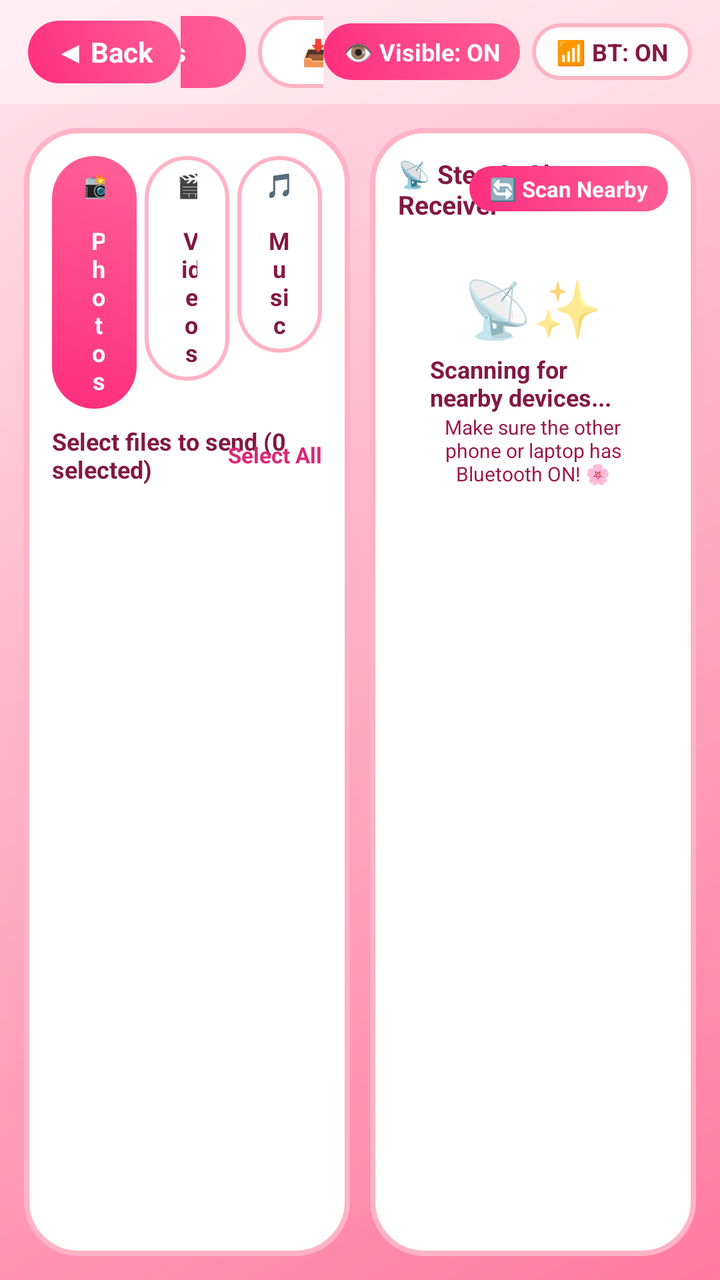
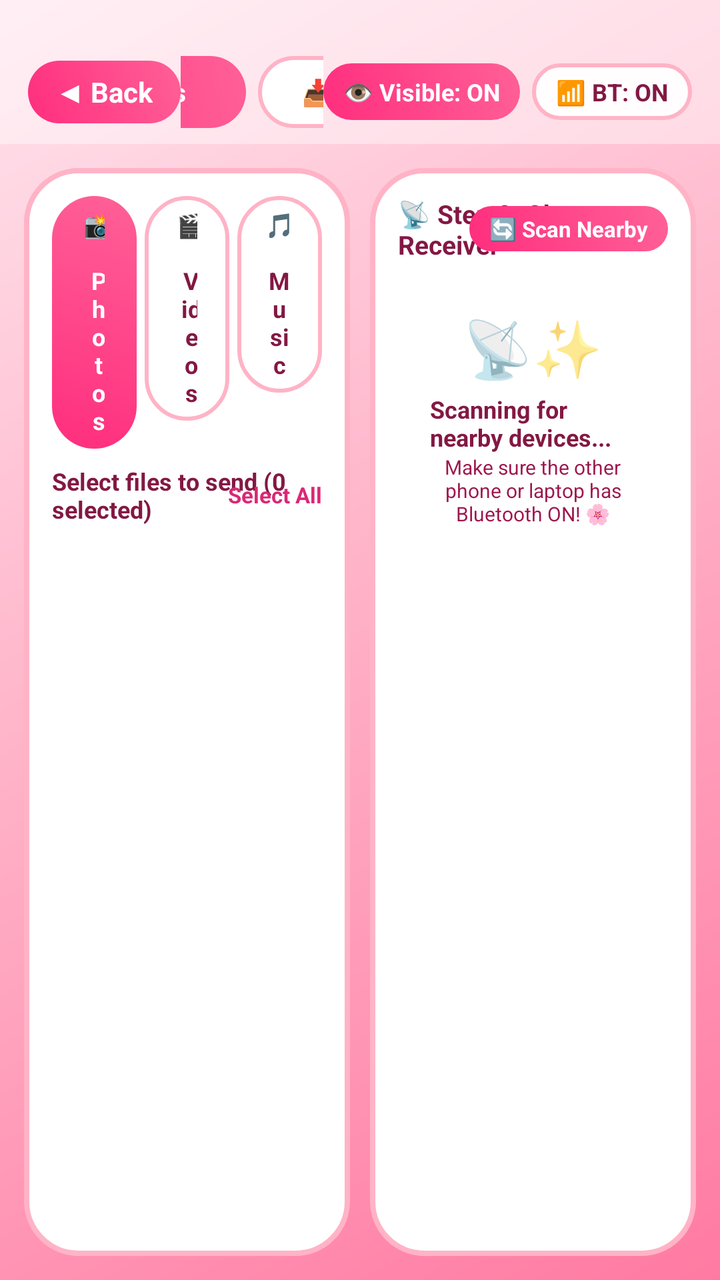

Two renders of the same Android screen: before a commit and after it. Below are the layout's source before the change and the commit's diff.
<!-- AndroidManifest.xml: activity theme Theme.KidsLauncher.Fullscreen -->
<!-- res/layout/activity_melody_quick_share.xml -->
<?xml version="1.0" encoding="utf-8"?>
<RelativeLayout xmlns:android="http://schemas.android.com/apk/res/android"
    android:layout_width="match_parent"
    android:layout_height="match_parent"
    android:background="@drawable/bg_melody_sky">

    
    <LinearLayout
        android:id="@+id/layout_share_header"
        android:layout_width="match_parent"
        android:layout_height="wrap_content"
        android:orientation="horizontal"
        android:gravity="center_vertical"
        android:paddingHorizontal="14dp"
        android:paddingVertical="8dp"
        android:background="#66FFFFFF"
        android:layout_alignParentTop="true">

        <TextView
            android:id="@+id/btn_share_back"
            android:layout_width="wrap_content"
            android:layout_height="wrap_content"
            android:text="◀ Back"
            android:textColor="#FFFFFF"
            android:textSize="14sp"
            android:textStyle="bold"
            android:background="@drawable/bg_melody_chip_selected"
            android:paddingHorizontal="14dp"
            android:paddingVertical="6dp"
            android:clickable="true"
            android:focusable="true" />

        
        <LinearLayout
            android:layout_width="0dp"
            android:layout_height="wrap_content"
            android:layout_weight="1"
            android:gravity="center"
            android:orientation="horizontal">

            <TextView
                android:id="@+id/tab_mode_send"
                android:layout_width="140dp"
                android:layout_height="36dp"
                android:gravity="center"
                android:text="📤 Send Files"
                android:textColor="#FFFFFF"
                android:textSize="13sp"
                android:textStyle="bold"
                android:background="@drawable/bg_melody_chip_selected"
                android:layout_marginEnd="6dp"
                android:clickable="true"
                android:focusable="true" />

            <TextView
                android:id="@+id/tab_mode_receive"
                android:layout_width="140dp"
                android:layout_height="36dp"
                android:gravity="center"
                android:text="📥 Receive Files"
                android:textColor="#831843"
                android:textSize="13sp"
                android:textStyle="bold"
                android:background="@drawable/bg_melody_chip_unselected"
                android:clickable="true"
                android:focusable="true" />
        </LinearLayout>

        <LinearLayout
            android:layout_width="wrap_content"
            android:layout_height="wrap_content"
            android:orientation="horizontal">

            <TextView
                android:id="@+id/btn_visibility_toggle"
                android:layout_width="wrap_content"
                android:layout_height="wrap_content"
                android:text="👁️ Visible: ON"
                android:textColor="#FFFFFF"
                android:textSize="12sp"
                android:textStyle="bold"
                android:background="@drawable/bg_melody_chip_selected"
                android:paddingHorizontal="10dp"
                android:paddingVertical="6dp"
                android:layout_marginEnd="6dp"
                android:clickable="true"
                android:focusable="true" />

            <TextView
                android:id="@+id/btn_bt_toggle"
                android:layout_width="wrap_content"
                android:layout_height="wrap_content"
                android:text="📶 BT: ON"
                android:textColor="#831843"
                android:textSize="12sp"
                android:textStyle="bold"
                android:background="@drawable/bg_melody_pill"
                android:paddingHorizontal="12dp"
                android:paddingVertical="6dp"
                android:clickable="true"
                android:focusable="true" />
        </LinearLayout>
    </LinearLayout>

    
    <LinearLayout
        android:id="@+id/layout_mode_send_container"
        android:layout_width="match_parent"
        android:layout_height="match_parent"
        android:orientation="horizontal"
        android:layout_below="@id/layout_share_header"
        android:padding="12dp"
        android:visibility="visible">

        
        <LinearLayout
            android:layout_width="0dp"
            android:layout_height="match_parent"
            android:layout_weight="1.0"
            android:orientation="vertical"
            android:background="@drawable/bg_melody_card"
            android:padding="14dp"
            android:layout_marginEnd="10dp">

            
            <LinearLayout
                android:layout_width="match_parent"
                android:layout_height="wrap_content"
                android:orientation="horizontal"
                android:layout_marginBottom="8dp">

                <TextView
                    android:id="@+id/chip_share_photos"
                    android:layout_width="0dp"
                    android:layout_height="wrap_content"
                    android:layout_weight="1"
                    android:gravity="center"
                    android:text="📸 Photos"
                    android:textColor="#FFFFFF"
                    android:textSize="12sp"
                    android:textStyle="bold"
                    android:background="@drawable/bg_melody_chip_selected"
                    android:paddingVertical="6dp"
                    android:layout_marginEnd="4dp"
                    android:clickable="true"
                    android:focusable="true" />

                <TextView
                    android:id="@+id/chip_share_videos"
                    android:layout_width="0dp"
                    android:layout_height="wrap_content"
                    android:layout_weight="1"
                    android:gravity="center"
                    android:text="🎬 Videos"
                    android:textColor="#831843"
                    android:textSize="12sp"
                    android:textStyle="bold"
                    android:background="@drawable/bg_melody_chip_unselected"
                    android:paddingVertical="6dp"
                    android:layout_marginEnd="4dp"
                    android:clickable="true"
                    android:focusable="true" />

                <TextView
                    android:id="@+id/chip_share_music"
                    android:layout_width="0dp"
                    android:layout_height="wrap_content"
                    android:layout_weight="1"
                    android:gravity="center"
                    android:text="🎵 Music"
                    android:textColor="#831843"
                    android:textSize="12sp"
                    android:textStyle="bold"
                    android:background="@drawable/bg_melody_chip_unselected"
                    android:paddingVertical="6dp"
                    android:clickable="true"
                    android:focusable="true" />
            </LinearLayout>

            
            <RelativeLayout
                android:layout_width="match_parent"
                android:layout_height="wrap_content"
                android:layout_marginBottom="6dp">

                <TextView
                    android:id="@+id/tv_selected_count"
                    android:layout_width="wrap_content"
                    android:layout_height="wrap_content"
                    android:layout_alignParentStart="true"
                    android:layout_centerVertical="true"
                    android:text="Select files to send (0 selected)"
                    android:textColor="#831843"
                    android:textSize="12sp"
                    android:textStyle="bold" />

                <TextView
                    android:id="@+id/btn_share_select_all"
                    android:layout_width="wrap_content"
                    android:layout_height="wrap_content"
                    android:layout_alignParentEnd="true"
                    android:layout_centerVertical="true"
                    android:text="Select All"
                    android:textColor="#DB2777"
                    android:textSize="11sp"
                    android:textStyle="bold"
                    android:clickable="true"
                    android:focusable="true" />
            </RelativeLayout>

            
            <androidx.recyclerview.widget.RecyclerView
                android:id="@+id/rv_share_files"
                android:layout_width="match_parent"
                android:layout_height="0dp"
                android:layout_weight="1"
                android:scrollbars="vertical" />
        </LinearLayout>

        
        <LinearLayout
            android:layout_width="0dp"
            android:layout_height="match_parent"
            android:layout_weight="1.0"
            android:orientation="vertical"
            android:background="@drawable/bg_melody_card"
            android:padding="14dp">

            
            <RelativeLayout
                android:layout_width="match_parent"
                android:layout_height="wrap_content"
                android:layout_marginBottom="8dp">

                <TextView
                    android:layout_width="wrap_content"
                    android:layout_height="wrap_content"
                    android:layout_alignParentStart="true"
                    android:layout_centerVertical="true"
                    android:text="📡 Step 2: Choose Receiver"
                    android:textColor="#831843"
                    android:textSize="13sp"
                    android:textStyle="bold" />

                <TextView
                    android:id="@+id/btn_scan_radar"
                    android:layout_width="wrap_content"
                    android:layout_height="wrap_content"
                    android:layout_alignParentEnd="true"
                    android:layout_centerVertical="true"
                    android:text="🔄 Scan Nearby"
                    android:textColor="#FFFFFF"
                    android:textSize="11sp"
                    android:textStyle="bold"
                    android:background="@drawable/bg_melody_chip_selected"
                    android:paddingHorizontal="10dp"
                    android:paddingVertical="4dp"
                    android:clickable="true"
                    android:focusable="true" />
            </RelativeLayout>

            
            <LinearLayout
                android:id="@+id/layout_empty_devices"
                android:layout_width="match_parent"
                android:layout_height="wrap_content"
                android:orientation="vertical"
                android:gravity="center"
                android:padding="16dp"
                android:layout_marginBottom="8dp">

                <TextView
                    android:layout_width="wrap_content"
                    android:layout_height="wrap_content"
                    android:text="📡✨"
                    android:textSize="28sp"
                    android:layout_marginBottom="4dp" />

                <TextView
                    android:layout_width="wrap_content"
                    android:layout_height="wrap_content"
                    android:text="Scanning for nearby devices..."
                    android:textColor="#831843"
                    android:textSize="12sp"
                    android:textStyle="bold" />

                <TextView
                    android:layout_width="wrap_content"
                    android:layout_height="wrap_content"
                    android:text="Make sure the other phone or laptop has Bluetooth ON! 🌸"
                    android:textColor="#9D174D"
                    android:textSize="10sp"
                    android:gravity="center" />
            </LinearLayout>

            
            <androidx.recyclerview.widget.RecyclerView
                android:id="@+id/rv_nearby_devices"
                android:layout_width="match_parent"
                android:layout_height="match_parent"
                android:scrollbars="vertical" />
        </LinearLayout>
    </LinearLayout>

    
    <LinearLayout
        android:id="@+id/layout_mode_receive_container"
        android:layout_width="match_parent"
        android:layout_height="match_parent"
        android:orientation="horizontal"
        android:layout_below="@id/layout_share_header"
        android:padding="12dp"
        android:visibility="gone">

        
        <ScrollView
            android:layout_width="0dp"
            android:layout_height="match_parent"
            android:layout_weight="1.0"
            android:background="@drawable/bg_melody_card"
            android:padding="14dp"
            android:layout_marginEnd="10dp"
            android:fillViewport="true">

            <LinearLayout
                android:layout_width="match_parent"
                android:layout_height="wrap_content"
                android:orientation="vertical"
                android:gravity="center_horizontal">

                
                <FrameLayout
                    android:layout_width="90dp"
                    android:layout_height="90dp"
                    android:layout_marginBottom="8dp">

                    <View
                        android:layout_width="90dp"
                        android:layout_height="90dp"
                        android:background="@drawable/bg_avatar_circle" />

                    <TextView
                        android:layout_width="wrap_content"
                        android:layout_height="wrap_content"
                        android:layout_gravity="center"
                        android:text="🐰📡"
                        android:textSize="36sp" />
                </FrameLayout>

                <TextView
                    android:id="@+id/tv_my_device_name"
                    android:layout_width="wrap_content"
                    android:layout_height="wrap_content"
                    android:text="🌸 Bluetooth: Kids_tablet"
                    android:textColor="#831843"
                    android:textSize="16sp"
                    android:textStyle="bold"
                    android:layout_marginBottom="2dp" />

                <TextView
                    android:id="@+id/tv_receive_status_badge"
                    android:layout_width="wrap_content"
                    android:layout_height="wrap_content"
                    android:text="🟢 Ready to Receive Incoming Files"
                    android:textColor="#059669"
                    android:textSize="11sp"
                    android:textStyle="bold"
                    android:background="@drawable/bg_melody_pill"
                    android:paddingHorizontal="10dp"
                    android:paddingVertical="4dp"
                    android:layout_marginBottom="10dp" />

                
                <TextView
                    android:id="@+id/btn_make_discoverable"
                    android:layout_width="match_parent"
                    android:layout_height="wrap_content"
                    android:gravity="center"
                    android:text="💡 Make Discoverable (5 Mins)"
                    android:textColor="#FFFFFF"
                    android:textSize="12sp"
                    android:textStyle="bold"
                    android:background="@drawable/bg_melody_chip_selected"
                    android:paddingVertical="9dp"
                    android:clickable="true"
                    android:focusable="true"
                    android:layout_marginBottom="6dp" />

                
                <TextView
                    android:id="@+id/btn_open_bt_settings"
                    android:layout_width="match_parent"
                    android:layout_height="wrap_content"
                    android:gravity="center"
                    android:text="⚙️ Open Android Bluetooth Settings"
                    android:textColor="#831843"
                    android:textSize="12sp"
                    android:textStyle="bold"
                    android:background="@drawable/bg_melody_chip_unselected"
                    android:paddingVertical="9dp"
                    android:clickable="true"
                    android:focusable="true"
                    android:layout_marginBottom="10dp" />

                
                <LinearLayout
                    android:layout_width="match_parent"
                    android:layout_height="wrap_content"
                    android:orientation="vertical"
                    android:background="@drawable/bg_melody_pill"
                    android:padding="10dp">

                    <TextView
                        android:layout_width="wrap_content"
                        android:layout_height="wrap_content"
                        android:text="📱 How to Send from your Phone:"
                        android:textColor="#831843"
                        android:textSize="11sp"
                        android:textStyle="bold"
                        android:layout_marginBottom="4dp" />

                    <TextView
                        android:id="@+id/tv_bt_guide_text"
                        android:layout_width="wrap_content"
                        android:layout_height="wrap_content"
                        android:text="1️⃣ Tap 'Make Discoverable' or 'Open Settings' above.\n2️⃣ On your Phone, select files > Share > Bluetooth > choose 'Kids_tablet'.\n3️⃣ On this tablet, pull down the top notification bar and tap 'Accept'!"
                        android:textColor="#9D174D"
                        android:textSize="10sp"
                        android:lineSpacingExtra="2dp" />
                </LinearLayout>
            </LinearLayout>
        </ScrollView>

        
        <LinearLayout
            android:layout_width="0dp"
            android:layout_height="match_parent"
            android:layout_weight="1.2"
            android:orientation="vertical"
            android:background="@drawable/bg_melody_card"
            android:padding="14dp">

            
            <LinearLayout
                android:layout_width="match_parent"
                android:layout_height="wrap_content"
                android:orientation="vertical"
                android:background="@drawable/bg_melody_pill"
                android:padding="10dp"
                android:layout_marginBottom="10dp">

                <RelativeLayout
                    android:layout_width="match_parent"
                    android:layout_height="wrap_content"
                    android:layout_marginBottom="6dp">

                    <TextView
                        android:layout_width="wrap_content"
                        android:layout_height="wrap_content"
                        android:layout_alignParentStart="true"
                        android:layout_centerVertical="true"
                        android:text="⚡ High-Speed Wi-Fi Drop (50 MB/s)"
                        android:textColor="#831843"
                        android:textSize="12sp"
                        android:textStyle="bold" />

                    <TextView
                        android:id="@+id/tv_web_drop_badge"
                        android:layout_width="wrap_content"
                        android:layout_height="wrap_content"
                        android:layout_alignParentEnd="true"
                        android:layout_centerVertical="true"
                        android:text="📷 Scan QR Code"
                        android:textColor="#DB2777"
                        android:textSize="10sp"
                        android:textStyle="bold" />
                </RelativeLayout>

                
                <LinearLayout
                    android:layout_width="match_parent"
                    android:layout_height="wrap_content"
                    android:orientation="horizontal"
                    android:gravity="center_vertical">

                    
                    <FrameLayout
                        android:layout_width="106dp"
                        android:layout_height="106dp"
                        android:background="@drawable/bg_qr_white_card"
                        android:padding="4dp"
                        android:layout_marginEnd="12dp">

                        <ImageView
                            android:id="@+id/iv_web_drop_qr"
                            android:layout_width="match_parent"
                            android:layout_height="match_parent"
                            android:scaleType="fitCenter"
                            android:contentDescription="Web Drop QR Code" />

                        <ProgressBar
                            android:id="@+id/pb_qr_loading"
                            android:layout_width="32dp"
                            android:layout_height="32dp"
                            android:layout_gravity="center"
                            android:visibility="gone" />
                    </FrameLayout>

                    
                    <LinearLayout
                        android:layout_width="0dp"
                        android:layout_height="wrap_content"
                        android:layout_weight="1"
                        android:orientation="vertical">

                        <TextView
                            android:id="@+id/tv_web_drop_url"
                            android:layout_width="wrap_content"
                            android:layout_height="wrap_content"
                            android:text="http://192.168.1.x:8989"
                            android:textColor="#DB2777"
                            android:textSize="13sp"
                            android:textStyle="bold"
                            android:layout_marginBottom="4dp" />

                        <TextView
                            android:layout_width="wrap_content"
                            android:layout_height="wrap_content"
                            android:text="📷 Point phone camera at QR code to open file drop instantly!"
                            android:textColor="#831843"
                            android:textSize="11sp"
                            android:textStyle="bold"
                            android:layout_marginBottom="3dp" />

                        <TextView
                            android:layout_width="wrap_content"
                            android:layout_height="wrap_content"
                            android:text="✨ Works on iPhone, Android, iPad, PC &amp; Mac\n🚀 100x faster than Bluetooth (no pairing required)"
                            android:textColor="#9D174D"
                            android:textSize="10sp" />
                    </LinearLayout>
                </LinearLayout>
            </LinearLayout>

            
            <TextView
                android:layout_width="wrap_content"
                android:layout_height="wrap_content"
                android:text="📥 Recently Received Files"
                android:textColor="#831843"
                android:textSize="13sp"
                android:textStyle="bold"
                android:layout_marginBottom="6dp" />

            
            <TextView
                android:id="@+id/tv_empty_received"
                android:layout_width="match_parent"
                android:layout_height="0dp"
                android:layout_weight="1"
                android:gravity="center"
                android:text="No received files yet. When files are sent via Bluetooth or Wi-Fi Drop, they appear here! 🌸"
                android:textColor="#9D174D"
                android:textSize="12sp" />

            
            <androidx.recyclerview.widget.RecyclerView
                android:id="@+id/rv_received_files"
                android:layout_width="match_parent"
                android:layout_height="0dp"
                android:layout_weight="1"
                android:scrollbars="vertical"
                android:visibility="gone" />

        </LinearLayout>
    </LinearLayout>

    
    <LinearLayout
        android:id="@+id/card_transfer_progress"
        android:layout_width="match_parent"
        android:layout_height="wrap_content"
        android:layout_alignParentBottom="true"
        android:layout_margin="14dp"
        android:background="@drawable/bg_melody_card"
        android:padding="14dp"
        android:elevation="16dp"
        android:orientation="vertical"
        android:visibility="gone">

        <RelativeLayout
            android:layout_width="match_parent"
            android:layout_height="wrap_content"
            android:layout_marginBottom="6dp">

            <TextView
                android:id="@+id/tv_transfer_title"
                android:layout_width="wrap_content"
                android:layout_height="wrap_content"
                android:layout_alignParentStart="true"
                android:layout_toStartOf="@id/tv_transfer_percent"
                android:text="📥 Receiving: file.jpg"
                android:textColor="#831843"
                android:textSize="14sp"
                android:textStyle="bold"
                android:maxLines="1"
                android:ellipsize="end" />

            <TextView
                android:id="@+id/tv_transfer_percent"
                android:layout_width="wrap_content"
                android:layout_height="wrap_content"
                android:layout_alignParentEnd="true"
                android:text="0%"
                android:textColor="#DB2777"
                android:textSize="14sp"
                android:textStyle="bold"
                android:layout_marginStart="8dp" />
        </RelativeLayout>

        <ProgressBar
            android:id="@+id/pb_transfer_progress"
            style="?android:attr/progressBarStyleHorizontal"
            android:layout_width="match_parent"
            android:layout_height="12dp"
            android:max="100"
            android:progress="0"
            android:progressDrawable="@drawable/bg_progress_melody"
            android:layout_marginBottom="4dp" />

        <TextView
            android:id="@+id/tv_transfer_sub"
            android:layout_width="wrap_content"
            android:layout_height="wrap_content"
            android:text="0 MB / 0 MB"
            android:textColor="#9D174D"
            android:textSize="11sp" />
    </LinearLayout>

</RelativeLayout>
<!-- resources referenced by this layout -->
<resources>
  <!-- drawable bg_avatar_circle (drawable) -->
  <?xml version="1.0" encoding="utf-8"?>
  <shape xmlns:android="http://schemas.android.com/apk/res/android"
      android:shape="oval">
      <gradient
          android:angle="90"
          android:startColor="#8B5CF6"
          android:endColor="#EC4899"
          android:type="linear" />
      <stroke
          android:width="2dp"
          android:color="#FFD166" />
  </shape>
  <!-- drawable bg_melody_card (drawable) -->
  <?xml version="1.0" encoding="utf-8"?>
  <shape xmlns:android="http://schemas.android.com/apk/res/android"
      android:shape="rectangle">
      <corners android:radius="26dp" />
      <solid android:color="#FFFFFF" />
      <stroke
          android:width="2.5dp"
          android:color="#FFB3C6" />
  </shape>
  <!-- drawable bg_melody_chip_selected (drawable) -->
  <?xml version="1.0" encoding="utf-8"?>
  <shape xmlns:android="http://schemas.android.com/apk/res/android"
      android:shape="rectangle">
      <corners android:radius="24dp" />
      <gradient
          android:angle="45"
          android:startColor="#FF2E7E"
          android:endColor="#FF6097"
          android:type="linear" />
      <padding
          android:left="16dp"
          android:top="8dp"
          android:right="16dp"
          android:bottom="8dp" />
  </shape>
  <!-- drawable bg_melody_chip_unselected (drawable) -->
  <?xml version="1.0" encoding="utf-8"?>
  <shape xmlns:android="http://schemas.android.com/apk/res/android"
      android:shape="rectangle">
      <corners android:radius="24dp" />
      <solid android:color="#FFFFFF" />
      <stroke
          android:width="2dp"
          android:color="#FFB3C6" />
      <padding
          android:left="16dp"
          android:top="8dp"
          android:right="16dp"
          android:bottom="8dp" />
  </shape>
  <!-- drawable bg_melody_pill (drawable) -->
  <?xml version="1.0" encoding="utf-8"?>
  <shape xmlns:android="http://schemas.android.com/apk/res/android"
      android:shape="rectangle">
      <corners android:radius="20dp" />
      <solid android:color="#F2FFFFFF" />
      <stroke
          android:width="2dp"
          android:color="#FFB3C6" />
  </shape>
  <!-- drawable bg_melody_sky (drawable) -->
  <?xml version="1.0" encoding="utf-8"?>
  <shape xmlns:android="http://schemas.android.com/apk/res/android"
      android:shape="rectangle">
      <gradient
          android:angle="135"
          android:startColor="#FF7AA2"
          android:centerColor="#FFAEC5"
          android:endColor="#FFE4ED"
          android:type="linear" />
  </shape>
  <!-- drawable bg_qr_white_card (drawable) -->
  <?xml version="1.0" encoding="utf-8"?>
  <shape xmlns:android="http://schemas.android.com/apk/res/android"
      android:shape="rectangle">
      <solid android:color="#FFFFFF" />
      <corners android:radius="14dp" />
      <stroke android:width="2dp" android:color="#F472B6" />
  </shape>
  <style name="Theme.KidsLauncher.Fullscreen" parent="Theme.KidsLauncher">
          <item name="android:windowFullscreen">true</item>
          <item name="android:windowContentOverlay">@null</item>
      </style>
  <style name="Theme.KidsLauncher" parent="Theme.MaterialComponents.DayNight.NoActionBar">
          <item name="colorPrimary">@color/kids_primary</item>
          <item name="colorPrimaryDark">@color/kids_primary_dark</item>
          <item name="colorAccent">@color/kids_accent</item>
          <item name="android:windowBackground">@color/kids_sky_end</item>
      </style>
  <color name="kids_primary">#FF4D8D</color>
  <color name="kids_primary_dark">#9D174D</color>
  <color name="kids_accent">#FBBF24</color>
  <color name="kids_sky_end">#FFD6E5</color>
</resources>

<!-- the commit's change to res/layout/activity_melody_quick_share.xml (unified diff, before → after) -->
@@ -12,7 +12,8 @@
         android:orientation="horizontal"
         android:gravity="center_vertical"
         android:paddingHorizontal="14dp"
-        android:paddingVertical="8dp"
+        android:paddingTop="28dp"
+        android:paddingBottom="8dp"
         android:background="#66FFFFFF"
         android:layout_alignParentTop="true">
 
